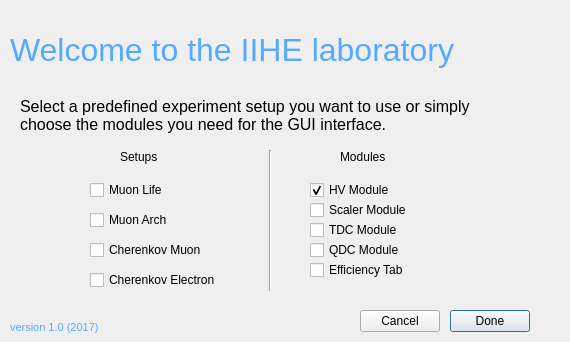
Above: form/dialogsetupinterface.ui from lpetre-ulb/LeoDAQ before the change. Below: the same form after it.
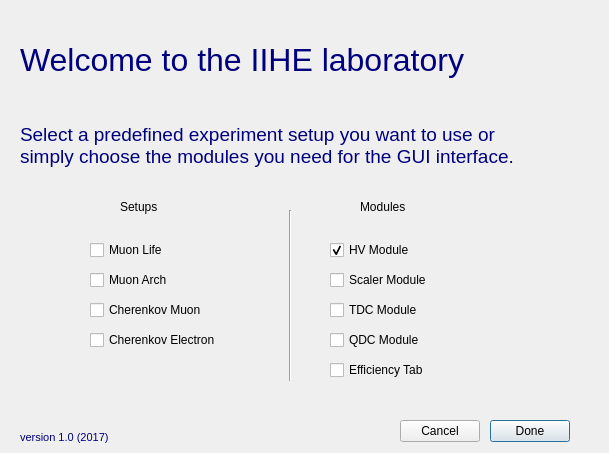
That is the form after the change.

Commit message: Customizing interface

```diff
--- a/form/dialogsetupinterface.ui
+++ b/form/dialogsetupinterface.ui
@@ -6,8 +6,8 @@
    <rect>
     <x>0</x>
     <y>0</y>
-    <width>570</width>
-    <height>342</height>
+    <width>609</width>
+    <height>453</height>
    </rect>
   </property>
   <property name="windowTitle">
@@ -16,27 +16,11 @@
   <property name="autoFillBackground">
    <bool>false</bool>
   </property>
-  <widget class="QCheckBox" name="checkBox_hv_module">
-   <property name="geometry">
-    <rect>
-     <x>310</x>
-     <y>180</y>
-     <width>111</width>
-     <height>20</height>
-    </rect>
-   </property>
-   <property name="text">
-    <string>HV Module</string>
-   </property>
-   <property name="checked">
-    <bool>true</bool>
-   </property>
-  </widget>
   <widget class="QPushButton" name="pushButton_done">
    <property name="geometry">
     <rect>
-     <x>450</x>
-     <y>310</y>
+     <x>490</x>
+     <y>420</y>
      <width>80</width>
      <height>22</height>
     </rect>
@@ -48,8 +32,8 @@
   <widget class="QPushButton" name="pushButton_cancel">
    <property name="geometry">
     <rect>
-     <x>360</x>
-     <y>310</y>
+     <x>400</x>
+     <y>420</y>
      <width>80</width>
      <height>22</height>
     </rect>
@@ -58,115 +42,101 @@
     <string>Cancel</string>
    </property>
   </widget>
-  <widget class="QCheckBox" name="checkBox_scaler_module">
-   <property name="geometry">
-    <rect>
-     <x>310</x>
-     <y>200</y>
-     <width>121</width>
-     <height>20</height>
-    </rect>
-   </property>
-   <property name="text">
-    <string>Scaler Module</string>
-   </property>
-  </widget>
-  <widget class="QCheckBox" name="checkBox_tdc_module">
-   <property name="geometry">
-    <rect>
-     <x>310</x>
-     <y>220</y>
-     <width>101</width>
-     <height>20</height>
-    </rect>
-   </property>
-   <property name="text">
-    <string>TDC Module</string>
-   </property>
-  </widget>
-  <widget class="QCheckBox" name="checkBox_qdc_module">
-   <property name="geometry">
-    <rect>
-     <x>310</x>
-     <y>240</y>
-     <width>121</width>
-     <height>20</height>
-    </rect>
-   </property>
-   <property name="text">
-    <string>QDC Module</string>
-   </property>
-  </widget>
-  <widget class="QCheckBox" name="checkBox_efficiency_tab">
-   <property name="geometry">
-    <rect>
-     <x>310</x>
-     <y>260</y>
-     <width>111</width>
-     <height>20</height>
-    </rect>
-   </property>
-   <property name="text">
-    <string>Efficiency Tab</string>
-   </property>
-  </widget>
   <widget class="QLabel" name="label">
    <property name="geometry">
     <rect>
      <x>20</x>
-     <y>90</y>
-     <width>531</width>
+     <y>120</y>
+     <width>631</width>
      <height>51</height>
     </rect>
    </property>
    <property name="text">
-    <string>&lt;html&gt;&lt;head/&gt;&lt;body&gt;&lt;p align=&quot;justify&quot;&gt;&lt;span style=&quot; font-size:12pt;&quot;&gt;Select a predefined experiment setup you want to use or simply&lt;br/&gt;choose the modules you need for the GUI interface.&lt;/span&gt;&lt;/p&gt;&lt;/body&gt;&lt;/html&gt;</string>
+    <string>&lt;html&gt;&lt;head/&gt;&lt;body&gt;&lt;p align=&quot;justify&quot;&gt;&lt;span style=&quot; font-size:14pt; color:#00007f;&quot;&gt;Select a predefined experiment setup you want to use or&lt;br/&gt;simply choose the modules you need for the GUI interface.&lt;/span&gt;&lt;/p&gt;&lt;/body&gt;&lt;/html&gt;</string>
    </property>
   </widget>
-  <widget class="QCheckBox" name="checkBox_muon_life">
+  <widget class="QLabel" name="label_4">
    <property name="geometry">
     <rect>
-     <x>90</x>
-     <y>180</y>
-     <width>111</width>
-     <height>20</height>
+     <x>20</x>
+     <y>30</y>
+     <width>511</width>
+     <height>61</height>
     </rect>
    </property>
    <property name="text">
-    <string>Muon Life</string>
+    <string>&lt;html&gt;&lt;head/&gt;&lt;body&gt;&lt;p&gt;&lt;span style=&quot; font-size:24pt; color:#00007f;&quot;&gt;Welcome to the IIHE laboratory&lt;/span&gt;&lt;/p&gt;&lt;/body&gt;&lt;/html&gt;</string>
    </property>
   </widget>
-  <widget class="QCheckBox" name="checkBox_cosmic_muon">
+  <widget class="QLabel" name="label_5">
    <property name="geometry">
     <rect>
-     <x>90</x>
-     <y>210</y>
+     <x>20</x>
+     <y>430</y>
+     <width>121</width>
+     <height>16</height>
+    </rect>
+   </property>
+   <property name="text">
+    <string>&lt;html&gt;&lt;head/&gt;&lt;body&gt;&lt;p&gt;&lt;span style=&quot; font-size:8pt; color:#00007f;&quot;&gt;version 1.0 (2017)&lt;/span&gt;&lt;/p&gt;&lt;/body&gt;&lt;/html&gt;</string>
+   </property>
+  </widget>
+  <widget class="QWidget" name="widget_conf" native="true">
+   <property name="geometry">
+    <rect>
+     <x>60</x>
+     <y>190</y>
+     <width>471</width>
+     <height>201</height>
+    </rect>
+   </property>
+   <widget class="QLabel" name="label_3">
+    <property name="geometry">
+     <rect>
+      <x>60</x>
+      <y>10</y>
+      <width>59</width>
+      <height>14</height>
+     </rect>
+    </property>
+    <property name="text">
+     <string>Setups</string>
+    </property>
+   </widget>
+   <widget class="QCheckBox" name="checkBox_qdc_module">
+    <property name="geometry">
+     <rect>
+      <x>270</x>
+      <y>140</y>
      <width>141</width>
      <height>20</height>
     </rect>
    </property>
    <property name="text">
-    <string>Muon Arch</string>
-   </property>
-  </widget>
-  <widget class="QCheckBox" name="checkBox_cherenkov_muon">
+     <string>QDC Module</string>
+    </property>
+   </widget>
+   <widget class="QCheckBox" name="checkBox_hv_module">
    <property name="geometry">
     <rect>
-     <x>90</x>
-     <y>240</y>
-     <width>151</width>
+      <x>270</x>
+      <y>50</y>
+      <width>131</width>
      <height>20</height>
     </rect>
    </property>
    <property name="text">
-    <string>Cherenkov Muon</string>
+     <string>HV Module</string>
+    </property>
+    <property name="checked">
+     <bool>true</bool>
    </property>
   </widget>
   <widget class="QCheckBox" name="checkBox_cherenkov_electron">
    <property name="geometry">
     <rect>
-     <x>90</x>
-     <y>270</y>
+      <x>30</x>
+      <y>140</y>
      <width>161</width>
      <height>20</height>
     </rect>
@@ -175,24 +145,50 @@
     <string>Cherenkov Electron</string>
    </property>
   </widget>
+   <widget class="QCheckBox" name="checkBox_scaler_module">
+    <property name="geometry">
+     <rect>
+      <x>270</x>
+      <y>80</y>
+      <width>141</width>
+      <height>20</height>
+     </rect>
+    </property>
+    <property name="text">
+     <string>Scaler Module</string>
+    </property>
+   </widget>
   <widget class="Line" name="line">
    <property name="geometry">
     <rect>
-     <x>260</x>
-     <y>150</y>
+      <x>220</x>
+      <y>20</y>
      <width>20</width>
-     <height>141</height>
+      <height>171</height>
     </rect>
    </property>
    <property name="orientation">
     <enum>Qt::Vertical</enum>
    </property>
   </widget>
+   <widget class="QCheckBox" name="checkBox_cherenkov_muon">
+    <property name="geometry">
+     <rect>
+      <x>30</x>
+      <y>110</y>
+      <width>151</width>
+      <height>20</height>
+     </rect>
+    </property>
+    <property name="text">
+     <string>Cherenkov Muon</string>
+    </property>
+   </widget>
   <widget class="QLabel" name="label_2">
    <property name="geometry">
     <rect>
-     <x>340</x>
-     <y>150</y>
+      <x>300</x>
+      <y>10</y>
      <width>59</width>
      <height>14</height>
     </rect>
@@ -201,44 +197,58 @@
     <string>Modules</string>
    </property>
   </widget>
-  <widget class="QLabel" name="label_3">
+   <widget class="QCheckBox" name="checkBox_muon_life">
    <property name="geometry">
     <rect>
-     <x>120</x>
-     <y>150</y>
-     <width>59</width>
-     <height>14</height>
+      <x>30</x>
+      <y>50</y>
+      <width>111</width>
+      <height>20</height>
     </rect>
    </property>
    <property name="text">
-    <string>Setups</string>
-   </property>
-  </widget>
-  <widget class="QLabel" name="label_4">
+     <string>Muon Life</string>
+    </property>
+   </widget>
+   <widget class="QCheckBox" name="checkBox_cosmic_muon">
    <property name="geometry">
     <rect>
-     <x>10</x>
-     <y>20</y>
-     <width>511</width>
-     <height>61</height>
+      <x>30</x>
+      <y>80</y>
+      <width>141</width>
+      <height>20</height>
     </rect>
    </property>
    <property name="text">
-    <string>&lt;html&gt;&lt;head/&gt;&lt;body&gt;&lt;p&gt;&lt;span style=&quot; font-size:24pt; color:#55aaff;&quot;&gt;Welcome to the IIHE laboratory&lt;/span&gt;&lt;/p&gt;&lt;/body&gt;&lt;/html&gt;</string>
-   </property>
-  </widget>
-  <widget class="QLabel" name="label_5">
+     <string>Muon Arch</string>
+    </property>
+   </widget>
+   <widget class="QCheckBox" name="checkBox_tdc_module">
    <property name="geometry">
     <rect>
-     <x>10</x>
-     <y>320</y>
-     <width>121</width>
-     <height>16</height>
+      <x>270</x>
+      <y>110</y>
+      <width>131</width>
+      <height>20</height>
     </rect>
    </property>
    <property name="text">
-    <string>&lt;html&gt;&lt;head/&gt;&lt;body&gt;&lt;p&gt;&lt;span style=&quot; font-size:8pt; color:#55aaff;&quot;&gt;version 1.0 (2017)&lt;/span&gt;&lt;/p&gt;&lt;/body&gt;&lt;/html&gt;</string>
-   </property>
+     <string>TDC Module</string>
+    </property>
+   </widget>
+   <widget class="QCheckBox" name="checkBox_efficiency_tab">
+    <property name="geometry">
+     <rect>
+      <x>270</x>
+      <y>170</y>
+      <width>141</width>
+      <height>20</height>
+     </rect>
+    </property>
+    <property name="text">
+     <string>Efficiency Tab</string>
+    </property>
+   </widget>
   </widget>
  </widget>
  <resources/>
```
Lines whose indentation alone changed are shown as unchanged. The commit also changes 6 other files.
